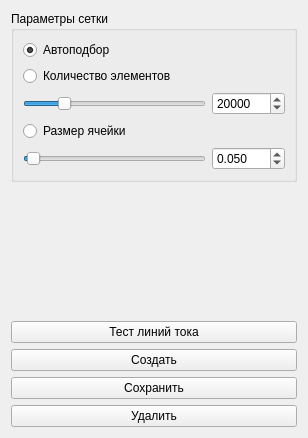
Old version of the form source/q3main/q3mesheditor.ui in the repository messteno/Q3Solver.
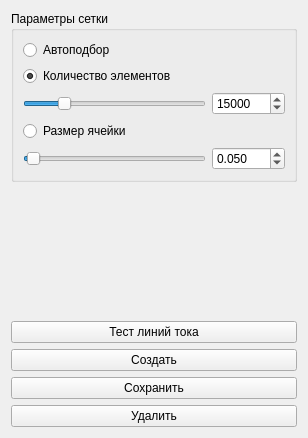
New version of the form.

The edit to the form file:
```diff
--- a/source/q3main/q3mesheditor.ui
+++ b/source/q3main/q3mesheditor.ui
@@ -29,7 +29,7 @@
          <string>Автоподбор</string>
         </property>
         <property name="checked">
-         <bool>true</bool>
+         <bool>false</bool>
         </property>
        </widget>
       </item>
@@ -42,7 +42,7 @@
          <string>Количество элементов</string>
         </property>
         <property name="checked">
-         <bool>false</bool>
+         <bool>true</bool>
         </property>
        </widget>
       </item>
@@ -91,7 +91,7 @@
            <number>100000</number>
           </property>
           <property name="value">
-           <number>20000</number>
+           <number>15000</number>
           </property>
          </widget>
         </item>
```
